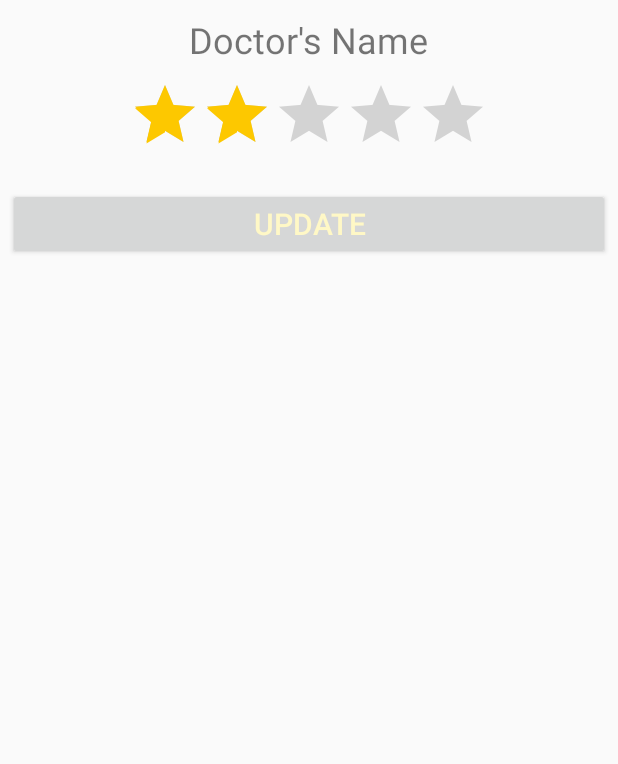
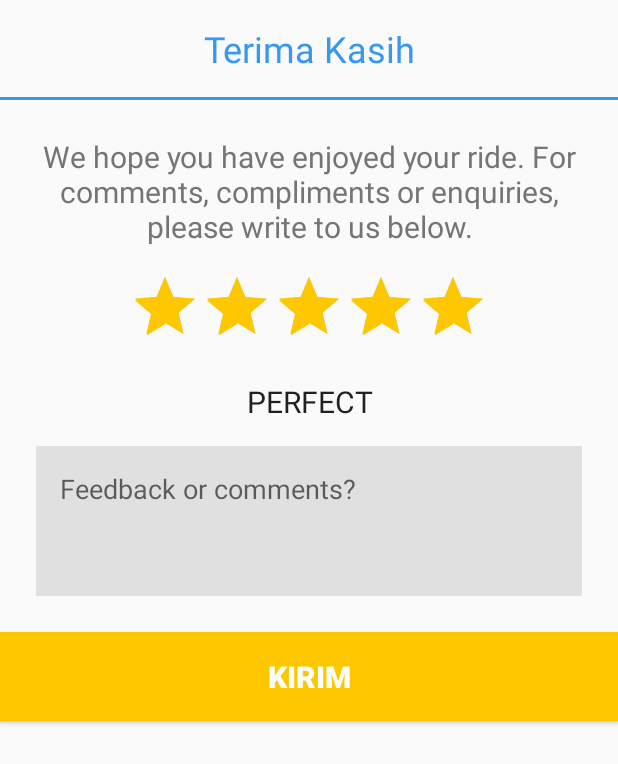
Before and after one commit to michaelian12/AISAutoCare, an Android app: the layout dialog_rating.xml on its own in the app's theme, with its tools: preview values and no code run, on a phone screen of 412 x 824 dp. Shown: the top 764 px of the screen. Run offline under Robolectric (Android 15) with nearby library versions, the light colour scheme and no system bars.

Commit message:
dialog rating new layout

```diff
--- a/app/src/main/res/layout/activity_order.xml
+++ b/app/src/main/res/layout/activity_order.xml
@@ -1,6 +1,5 @@
 <?xml version="1.0" encoding="utf-8"?>
 <LinearLayout xmlns:android="http://schemas.android.com/apk/res/android"
-    xmlns:app="http://schemas.android.com/apk/res-auto"
     xmlns:tools="http://schemas.android.com/tools"
     android:id="@+id/activity_order"
     android:layout_width="match_parent"
--- a/app/src/main/res/layout/dialog_rating.xml
+++ b/app/src/main/res/layout/dialog_rating.xml
@@ -1,39 +1,84 @@
 <?xml version="1.0" encoding="utf-8"?>
 <LinearLayout xmlns:android="http://schemas.android.com/apk/res/android"
+    xmlns:tools="http://schemas.android.com/tools"
     android:layout_width="match_parent"
     android:layout_height="match_parent"
     android:orientation="vertical">
 
     <TextView
-        android:id="@+id/rank_dialog_text1"
+        android:layout_width="match_parent"
+        android:layout_height="wrap_content"
+        android:gravity="center"
+        android:padding="16dp"
+        android:text="@string/thank_you"
+        android:textColor="#3897F0"
+        android:textSize="24sp" />
+
+    <LinearLayout
+        android:layout_width="match_parent"
+        android:layout_height="2dp"
+        android:background="#3897F0" />
+
+    <LinearLayout
+        android:layout_width="match_parent"
+        android:layout_height="wrap_content"
+        android:orientation="vertical"
+        android:padding="24dp">
+
+        <TextView
             android:layout_width="wrap_content"
             android:layout_height="wrap_content"
             android:layout_gravity="center"
-        android:layout_marginTop="10dp"
-        android:text="Doctor's Name"
-        android:textSize="24dp" />
+            android:gravity="center"
+            android:text="We hope you have enjoyed your ride. For comments, compliments or enquiries, please write to us below."
+            android:textColor="@color/secondary_text"
+            android:textSize="20sp" />
 
         <RatingBar
-        android:id="@+id/dialog_ratingbar"
+            android:id="@+id/dialog_rating_bar"
             android:layout_width="wrap_content"
             android:layout_height="wrap_content"
             android:layout_gravity="center"
-        android:layout_marginBottom="10dp"
-        android:layout_marginTop="10dp"
+            android:layout_marginTop="16dp"
             android:clickable="true"
             android:isIndicator="false"
             android:numStars="5"
-        android:rating="2"
+            android:rating="5"
             android:stepSize="1.0" />
 
-    <Button
-        android:id="@+id/rank_dialog_button"
-        android:layout_width="fill_parent"
+        <TextView
+            android:id="@+id/dialog_rating_status"
+            android:layout_width="match_parent"
             android:layout_height="wrap_content"
-        android:layout_margin="5dip"
-        android:focusable="false"
-        android:text="Update"
-        android:textColor="#FFF8C6"
-        android:textSize="20dip" />
+            android:gravity="center"
+            android:padding="16dp"
+            android:textAllCaps="true"
+            android:textColor="@color/primary_text"
+            android:textSize="20sp"
+            tools:text="Perfect" />
+
+        <EditText
+            android:id="@+id/comment_edit_text"
+            android:layout_width="match_parent"
+            android:layout_height="100dp"
+            android:background="@color/primary_dark_color"
+            android:ems="10"
+            android:gravity="top"
+            android:hint="Feedback or comments?"
+            android:inputType="textMultiLine"
+            android:padding="16dp" />
 
     </LinearLayout>
+
+    <Button
+        android:id="@+id/submit_button"
+        android:layout_width="match_parent"
+        android:layout_height="wrap_content"
+        android:background="@color/accent_color"
+        android:padding="16dp"
+        android:text="@string/submit"
+        android:textColor="@android:color/white"
+        android:textSize="20sp"
+        android:textStyle="bold" />
+
+</LinearLayout>
--- a/app/src/main/res/values/strings.xml
+++ b/app/src/main/res/values/strings.xml
@@ -34,6 +34,10 @@
     <!-- Button. [CHAR LIMIT=20] -->
     <string name="emergency_button">Emergency</string>
 
+    <!-- Rating Dialog -->
+    <string name="thank_you">Terima Kasih</string>
+    <string name="submit">Kirim</string>
+
     <string-array name="values">
         <item>Item 1</item>
         <item>Item 2</item>
```
Also changed, not shown: app/src/main/java/com/aisautocare/mobile/activity/OrderActivity.java (+26 -16 lines), app/src/main/res/layout/activity_track_employee.xml (+30 -24 lines). Lines whose indentation alone changed are shown as unchanged.
